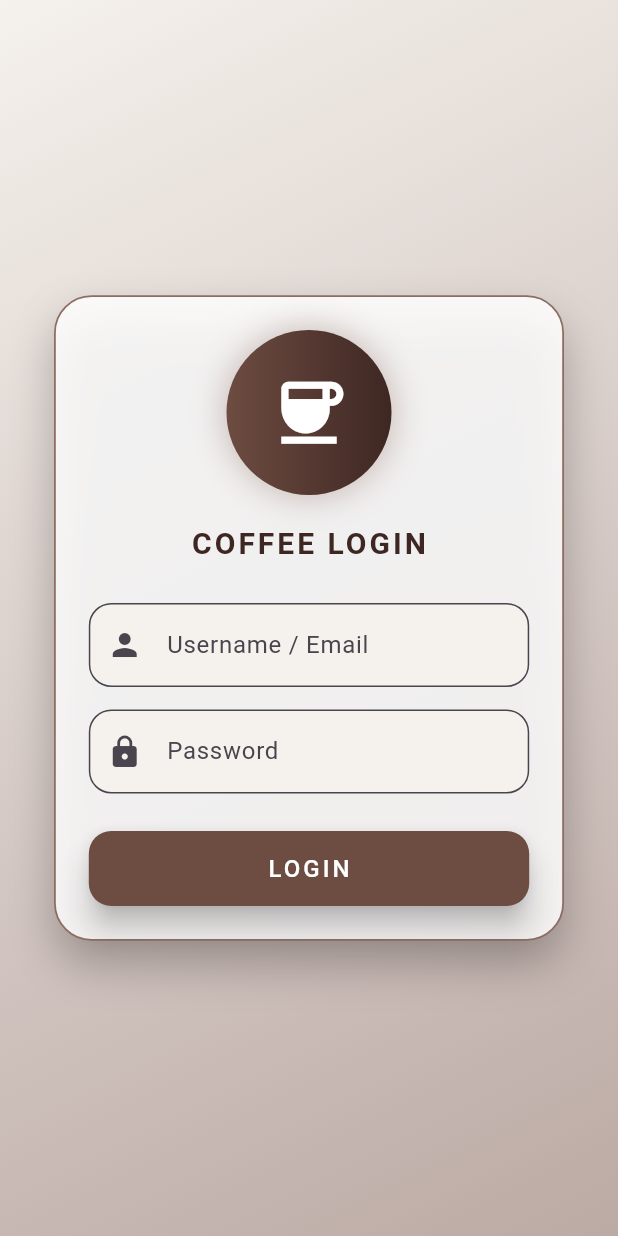
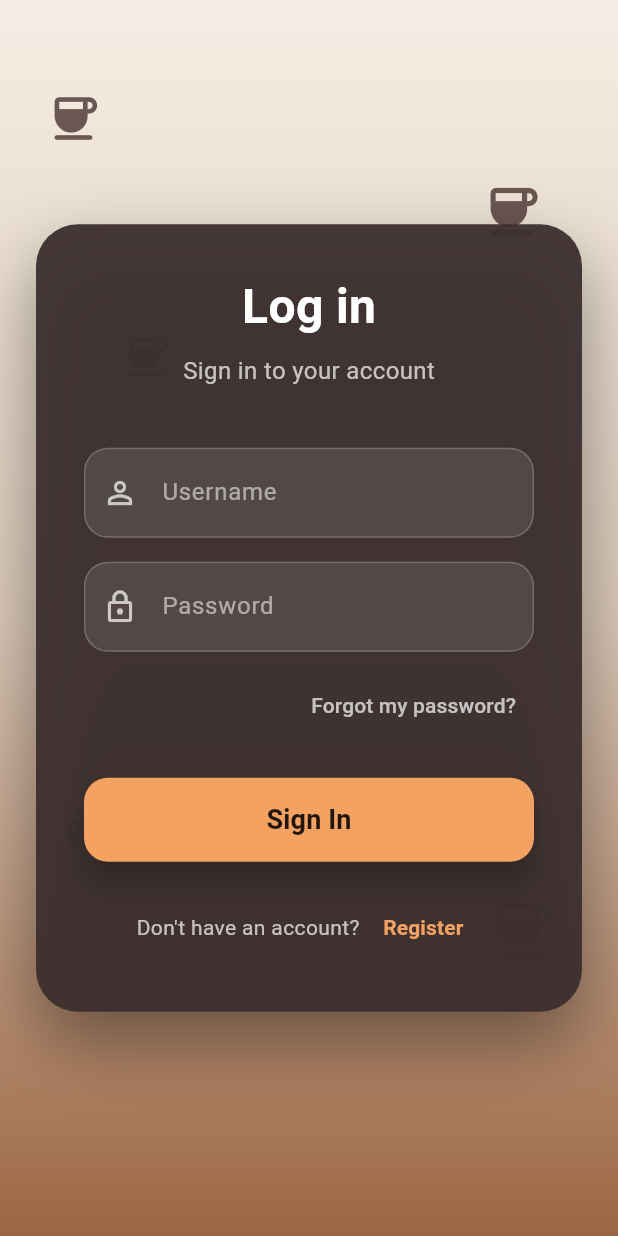
Before and after one commit to azanaamonhbat-code/coffee, a Flutter app: the screen it shows after launch, on a phone screen of 412 x 824 dp. Run offline on Flutter 3.47's test engine with Material 3 defaults, Android fonts, the phone set to English and light mode, and no system bars.

Commit message:
login update
upate

```diff
--- a/coffee_shop_app/lib/pages/login_page.dart
+++ b/coffee_shop_app/lib/pages/login_page.dart
@@ -8,34 +8,9 @@ class LoginPage extends StatefulWidget {
   State<LoginPage> createState() => _LoginPageState();
 }
 
-class _LoginPageState extends State<LoginPage>
-    with SingleTickerProviderStateMixin {
+class _LoginPageState extends State<LoginPage> {
   final usernameController = TextEditingController();
   final passwordController = TextEditingController();
-
-  late AnimationController _controller;
-  late Animation<double> _fade;
-  late Animation<double> _scale;
-
-  @override
-  void initState() {
-    super.initState();
-
-    _controller = AnimationController(
-      vsync: this,
-      duration: const Duration(milliseconds: 900),
-    );
-
-    _fade = Tween<double>(begin: 0, end: 1).animate(
-      CurvedAnimation(parent: _controller, curve: Curves.easeOut),
-    );
-
-    _scale = Tween<double>(begin: 0.85, end: 1).animate(
-      CurvedAnimation(parent: _controller, curve: Curves.elasticOut),
-    );
-
-    _controller.forward();
-  }
 
   void login() {
     String username = usernameController.text.trim();
@@ -64,7 +39,8 @@ class _LoginPageState extends State<LoginPage>
 
   @override
   void dispose() {
-    _controller.dispose();
+    usernameController.dispose();
+    passwordController.dispose();
     super.dispose();
   }
 
@@ -74,137 +50,164 @@ class _LoginPageState extends State<LoginPage>
       body: Container(
         decoration: const BoxDecoration(
           gradient: LinearGradient(
+            begin: Alignment.topCenter,
+            end: Alignment.bottomCenter,
             colors: [
-              Color(0xFFF5F1EC), // beige
-              Color(0xFFD7CCC8), // soft brown
-              Color(0xFFBCAAA4), // deeper brown
+              Color(0xFFF5EDE4),
+              Color(0xFFDBC9B8),
+              Color(0xFF9C6644),
             ],
-            begin: Alignment.topLeft,
-            end: Alignment.bottomRight,
           ),
         ),
+        child: SafeArea(
+          child: Stack(
+            children: [
+              // Floating coffee beans decoration
+              Positioned(
+                top: 60,
+                left: 30,
+                child: _coffeeBean(),
+              ),
+              Positioned(
+                top: 120,
+                right: 50,
+                child: _coffeeBean(size: 42),
+              ),
+              Positioned(
+                top: 220,
+                left: 80,
+                child: _coffeeBean(size: 35),
+              ),
+              Positioned(
+                bottom: 180,
+                right: 40,
+                child: _coffeeBean(size: 48),
+              ),
+              Positioned(
+                bottom: 250,
+                left: 40,
+                child: _coffeeBean(size: 30),
+              ),
 
-        child: Center(
-          child: FadeTransition(
-            opacity: _fade,
-            child: ScaleTransition(
-              scale: _scale,
+              // Main Login Card
+              Center(
+                child: SingleChildScrollView(
+                  padding: const EdgeInsets.symmetric(horizontal: 24, vertical: 40),
                   child: Container(
-                width: 340,
-                padding: const EdgeInsets.all(22),
+                    width: double.infinity,
+                    constraints: const BoxConstraints(maxWidth: 380),
+                    padding: const EdgeInsets.all(32),
                     decoration: BoxDecoration(
-                  color: Colors.white.withOpacity(0.85),
-                  borderRadius: BorderRadius.circular(25),
+                      color: const Color(0xFF3C2F2F).withOpacity(0.95),
+                      borderRadius: BorderRadius.circular(28),
                       boxShadow: [
                         BoxShadow(
-                      color: Colors.black.withOpacity(0.25),
-                      blurRadius: 25,
-                      offset: const Offset(0, 15),
+                          color: Colors.black.withOpacity(0.4),
+                          blurRadius: 40,
+                          offset: const Offset(0, 20),
                         ),
                       ],
-                  border: Border.all(
-                    color: const Color(0xFF8D6E63),
-                    width: 1.2,
                     ),
-                ),
-
                     child: Column(
                       mainAxisSize: MainAxisSize.min,
                       children: [
-
-                    // 👇 image / logo
-                    Container(
-                      height: 110,
-                      width: 110,
-                      decoration: BoxDecoration(
-                        shape: BoxShape.circle,
-                        gradient: const LinearGradient(
-                          colors: [
-                            Color(0xFF6D4C41),
-                            Color(0xFF3E2723),
-                          ],
-                        ),
-                        boxShadow: [
-                          BoxShadow(
-                            color: Colors.brown.withOpacity(0.4),
-                            blurRadius: 20,
-                          )
-                        ],
-                      ),
-                      child: const Icon(
-                        Icons.coffee,
-                        size: 55,
+                        const Text(
+                          "Log in",
+                          style: TextStyle(
+                            fontSize: 32,
+                            fontWeight: FontWeight.bold,
                             color: Colors.white,
                           ),
                         ),
-
-                    const SizedBox(height: 18),
-
+                        const SizedBox(height: 8),
                         const Text(
-                      "COFFEE LOGIN",
+                          "Sign in to your account",
                           style: TextStyle(
-                        fontSize: 20,
-                        fontWeight: FontWeight.bold,
-                        letterSpacing: 2,
-                        color: Color(0xFF3E2723),
+                            fontSize: 16,
+                            color: Colors.white70,
                           ),
                         ),
+                        const SizedBox(height: 40),
 
-                    const SizedBox(height: 25),
+                        // Username
+                        _buildTextField(
+                          controller: usernameController,
+                          hint: "Username",
+                          icon: Icons.person_outline,
+                        ),
+                        const SizedBox(height: 16),
 
-                    // username
-                    TextField(
-                      controller: usernameController,
-                      style: const TextStyle(color: Color(0xFF3E2723)),
-                      decoration: InputDecoration(
-                        filled: true,
-                        fillColor: const Color(0xFFF5F1EC),
-                        prefixIcon: const Icon(Icons.person),
-                        hintText: "Username / Email",
-                        border: OutlineInputBorder(
-                          borderRadius: BorderRadius.circular(15),
+                        // Password
+                        _buildTextField(
+                          controller: passwordController,
+                          hint: "Password",
+                          icon: Icons.lock_outline,
+                          isPassword: true,
+                        ),
+
+                        const SizedBox(height: 12),
+                        Align(
+                          alignment: Alignment.centerRight,
+                          child: TextButton(
+                            onPressed: () {},
+                            child: const Text(
+                              "Forgot my password?",
+                              style: TextStyle(color: Colors.white70),
                             ),
                           ),
                         ),
 
-                    const SizedBox(height: 15),
+                        const SizedBox(height: 24),
 
-                    // password
-                    TextField(
-                      controller: passwordController,
-                      obscureText: true,
-                      decoration: InputDecoration(
-                        filled: true,
-                        fillColor: const Color(0xFFF5F1EC),
-                        prefixIcon: const Icon(Icons.lock),
-                        hintText: "Password",
-                        border: OutlineInputBorder(
-                          borderRadius: BorderRadius.circular(15),
+                        // Sign In Button
+                        SizedBox(
+                          width: double.infinity,
+                          height: 56,
+                          child: ElevatedButton(
+                            onPressed: login,
+                            style: ElevatedButton.styleFrom(
+                              backgroundColor: const Color(0xFFf4a261),
+                              foregroundColor: Colors.black87,
+                              elevation: 8,
+                              shape: RoundedRectangleBorder(
+                                borderRadius: BorderRadius.circular(16),
+                              ),
+                            ),
+                            child: const Text(
+                              "Sign In",
+                              style: TextStyle(
+                                fontSize: 18,
+                                fontWeight: FontWeight.bold,
+                              ),
                             ),
                           ),
                         ),
 
-                    const SizedBox(height: 25),
+                        const SizedBox(height: 20),
 
-                    // button
-                    SizedBox(
-                      width: double.infinity,
-                      height: 50,
-                      child: ElevatedButton(
-                        onPressed: login,
-                        style: ElevatedButton.styleFrom(
-                          backgroundColor: const Color(0xFF6D4C41),
-                          shape: RoundedRectangleBorder(
-                            borderRadius: BorderRadius.circular(15),
+                        // Register
+                        Row(
+                          mainAxisAlignment: MainAxisAlignment.center,
+                          children: [
+                            const Text(
+                              "Don't have an account? ",
+                              style: TextStyle(color: Colors.white70),
                             ),
-                          elevation: 8,
+                            TextButton(
+                              onPressed: () {
+                                // Register page руу шилжүүлэх
+                              },
+                              child: const Text(
+                                "Register",
+                                style: TextStyle(
+                                  color: Color(0xFFf4a261),
+                                  fontWeight: FontWeight.bold,
                                 ),
-                        child: const Text(
-                          "LOGIN",
-                          style: TextStyle(
-                            fontSize: 16,
-                            letterSpacing: 2,
-                            color: Colors.white,
+                              ),
+                            ),
+                          ],
+                        ),
+                      ],
                     ),
                   ),
                 ),
@@ -213,9 +216,47 @@ class _LoginPageState extends State<LoginPage>
           ),
         ),
       ),
+    );
+  }
+
+  Widget _buildTextField({
+    required TextEditingController controller,
+    required String hint,
+    required IconData icon,
+    bool isPassword = false,
+  }) {
+    return TextField(
+      controller: controller,
+      obscureText: isPassword,
+      style: const TextStyle(color: Colors.white),
+      decoration: InputDecoration(
+        filled: true,
+        fillColor: Colors.white.withOpacity(0.1),
+        prefixIcon: Icon(icon, color: Colors.white70),
+        hintText: hint,
+        hintStyle: const TextStyle(color: Colors.white54),
+        border: OutlineInputBorder(
+          borderRadius: BorderRadius.circular(16),
+          borderSide: BorderSide.none,
         ),
+        enabledBorder: OutlineInputBorder(
+          borderRadius: BorderRadius.circular(16),
+          borderSide: BorderSide(color: Colors.white.withOpacity(0.2)),
         ),
+        focusedBorder: OutlineInputBorder(
+          borderRadius: BorderRadius.circular(16),
+          borderSide: const BorderSide(color: Color(0xFFf4a261), width: 2),
+        ),
+        contentPadding: const EdgeInsets.symmetric(vertical: 18),
       ),
     );
   }
+
+  Widget _coffeeBean({double size = 38}) {
+    return Icon(
+      Icons.coffee_rounded,
+      size: size,
+      color: Colors.brown.shade900.withOpacity(0.75),
+    );
   }
+}
```
Lines whose indentation alone changed are shown as unchanged.
